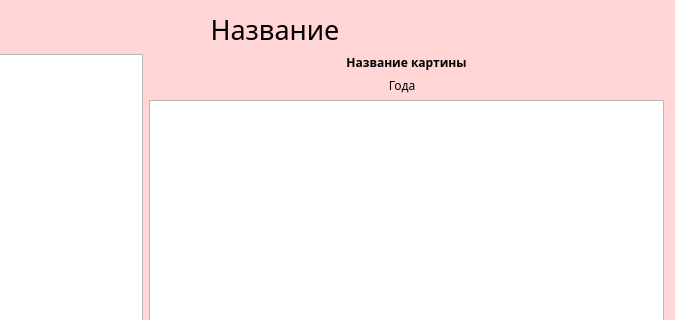
Old version of the form views/studywindow.ui in the repository moevm/gui-1h2018-05; both pictures show x 125 to 800 and y 0 to 320 of the 800 by 600 pixel window.
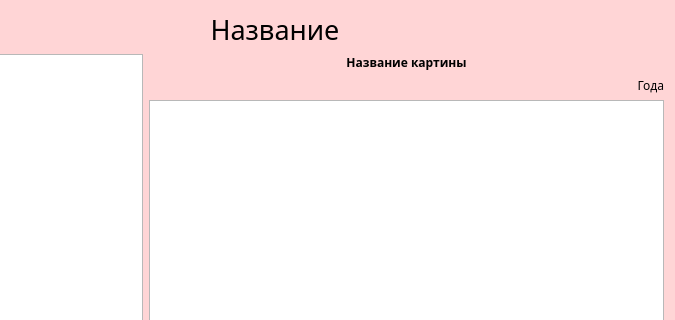
New version of the form.

What changed in the file:
```diff
--- a/views/studywindow.ui
+++ b/views/studywindow.ui
@@ -126,7 +126,7 @@
          </font>
         </property>
         <property name="text">
-         <string>                                Года                                                                                </string>
+         <string>Года</string>
         </property>
         <property name="alignment">
          <set>Qt::AlignRight|Qt::AlignTrailing|Qt::AlignVCenter</set>
```
